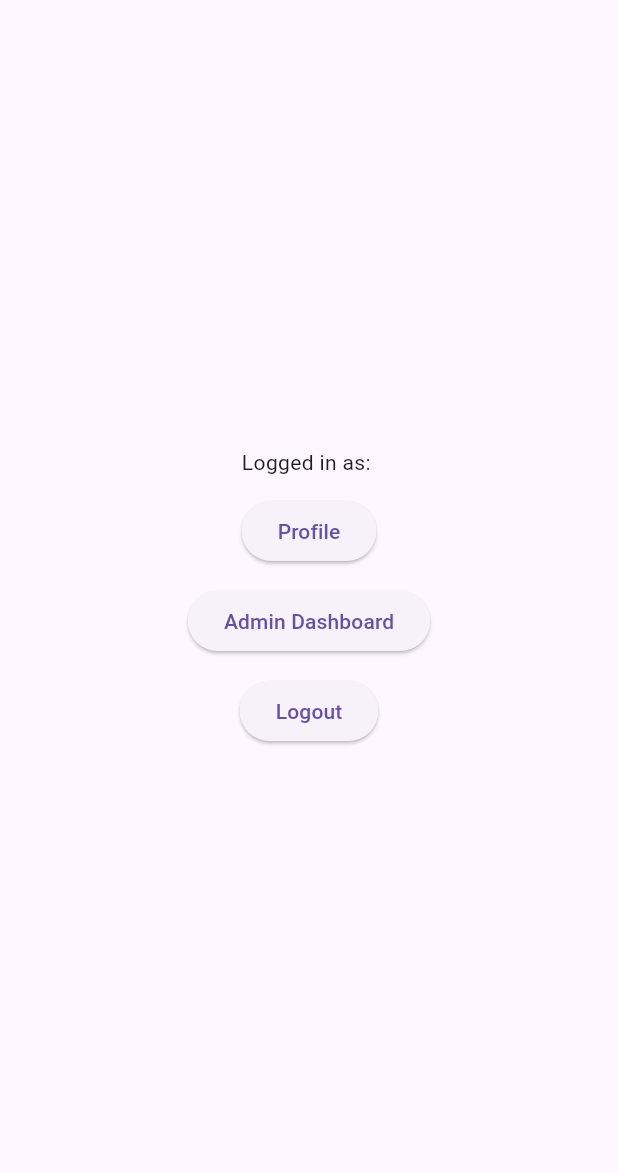
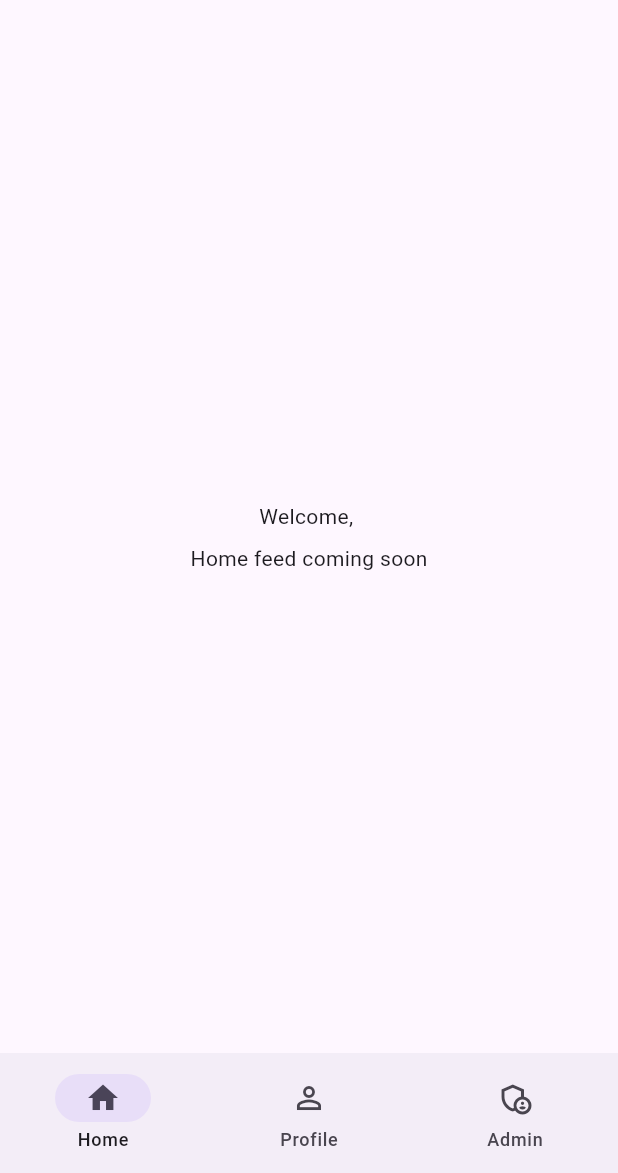
Before and after one commit to matheeshaW/swapwear, a Flutter app: the screen it shows once a user with an empty profile is signed in, on a phone screen of 412 x 824 dp, the part 63-1236 px from its top. Run offline on Flutter 3.47's test engine with Material 3 defaults, Android fonts, the phone set to English and light mode, and no system bars; our stand-ins replace cloud_firestore, firebase_auth, firebase_core, google_sign_in; accounts and stored records are empty.

Commit message:
clean UI

```diff
--- a/lib/main.dart
+++ b/lib/main.dart
@@ -6,6 +6,7 @@ import 'screens/signup_screen.dart';
 import 'services/profile_service.dart';
 import 'screens/profile_screen.dart';
 import 'screens/admin_dashboard.dart';
+import 'screens/home_scaffold.dart';
 
 void main() async {
   WidgetsFlutterBinding.ensureInitialized();
@@ -53,45 +54,8 @@ class AuthGate extends StatelessWidget {
 
         // Ensure Firestore profile exists for authenticated users
         ProfileService().ensureUserProfile(user: user);
-        return const HomePage();
+        return const HomeScaffold();
       },
     );
   }
 }
-
-class HomePage extends StatelessWidget {
-  const HomePage({super.key});
-
-  @override
-  Widget build(BuildContext context) {
-    final user = FirebaseAuth.instance.currentUser;
-    return Scaffold(
-      appBar: AppBar(title: const Text('SwapWear')),
-      body: Center(
-        child: Column(
-          mainAxisSize: MainAxisSize.min,
-          children: [
-            Text('Logged in as: ${user?.email ?? user?.uid ?? 'Unknown'}'),
-            const SizedBox(height: 12),
-            ElevatedButton(
-              onPressed: () => Navigator.of(context).pushNamed('/profile'),
-              child: const Text('Profile'),
-            ),
-            const SizedBox(height: 12),
-            ElevatedButton(
-              onPressed: () => Navigator.of(context).pushNamed('/admin'),
-              child: const Text('Admin Dashboard'),
-            ),
-            const SizedBox(height: 12),
-            ElevatedButton(
-              onPressed: () async {
-                await FirebaseAuth.instance.signOut();
-              },
-              child: const Text('Logout'),
-            ),
-          ],
-        ),
-      ),
-    );
-  }
-}
--- /dev/null
+++ b/lib/screens/home_scaffold.dart
@@ -0,0 +1,119 @@
+import 'package:flutter/material.dart';
+import 'package:firebase_auth/firebase_auth.dart';
+import '../services/admin_service.dart';
+import 'profile_screen.dart';
+import 'admin_dashboard.dart';
+
+class HomeScaffold extends StatefulWidget {
+  const HomeScaffold({super.key});
+
+  @override
+  State<HomeScaffold> createState() => _HomeScaffoldState();
+}
+
+class _HomeScaffoldState extends State<HomeScaffold> {
+  int _currentIndex = 0;
+  bool _isAdmin = false;
+  bool _loading = true;
+
+  @override
+  void initState() {
+    super.initState();
+    _loadAdmin();
+  }
+
+  Future<void> _loadAdmin() async {
+    final uid = FirebaseAuth.instance.currentUser?.uid;
+    if (uid == null) {
+      setState(() {
+        _isAdmin = false;
+        _loading = false;
+      });
+      return;
+    }
+    final isAdmin = await AdminService().isAdmin(uid);
+    if (mounted) {
+      setState(() {
+        _isAdmin = isAdmin;
+        _loading = false;
+      });
+    }
+  }
+
+  @override
+  Widget build(BuildContext context) {
+    if (_loading) {
+      return const Scaffold(body: Center(child: CircularProgressIndicator()));
+    }
+
+    final pages = <Widget>[
+      const _HomePlaceholder(),
+      const ProfileScreen(),
+      if (_isAdmin) const AdminDashboard(),
+    ];
+
+    final items = <BottomNavigationBarItem>[
+      const BottomNavigationBarItem(
+        icon: Icon(Icons.home_outlined),
+        label: 'Home',
+      ),
+      const BottomNavigationBarItem(
+        icon: Icon(Icons.person_outline),
+        label: 'Profile',
+      ),
+      if (_isAdmin)
+        const BottomNavigationBarItem(
+          icon: Icon(Icons.admin_panel_settings_outlined),
+          label: 'Admin',
+        ),
+    ];
+
+    return Scaffold(
+      body: IndexedStack(index: _currentIndex, children: pages),
+      bottomNavigationBar: NavigationBar(
+        selectedIndex: _currentIndex,
+        onDestinationSelected: (i) => setState(() => _currentIndex = i),
+        destinations: [
+          const NavigationDestination(
+            icon: Icon(Icons.home_outlined),
+            selectedIcon: Icon(Icons.home),
+            label: 'Home',
+          ),
+          const NavigationDestination(
+            icon: Icon(Icons.person_outline),
+            selectedIcon: Icon(Icons.person),
+            label: 'Profile',
+          ),
+          if (_isAdmin)
+            const NavigationDestination(
+              icon: Icon(Icons.admin_panel_settings_outlined),
+              selectedIcon: Icon(Icons.admin_panel_settings),
+              label: 'Admin',
+            ),
+        ],
+      ),
+    );
+  }
+}
+
+class _HomePlaceholder extends StatelessWidget {
+  const _HomePlaceholder();
+
+  @override
+  Widget build(BuildContext context) {
+    final user = FirebaseAuth.instance.currentUser;
+    return Scaffold(
+      appBar: AppBar(title: const Text('SwapWear')),
+      body: Center(
+        child: Column(
+          mainAxisSize: MainAxisSize.min,
+          children: [
+            Text('Welcome, ${user?.email ?? user?.uid ?? 'User'}'),
+            const SizedBox(height: 8),
+            const Text('Home feed coming soon'),
+          ],
+        ),
+      ),
+    );
+  }
+}
--- a/lib/screens/profile_screen.dart
+++ b/lib/screens/profile_screen.dart
@@ -85,7 +85,20 @@ class _ProfileScreenState extends State<ProfileScreen> {
   @override
   Widget build(BuildContext context) {
     return Scaffold(
-      appBar: AppBar(title: const Text('Your Profile')),
+      appBar: AppBar(
+        title: const Text('Your Profile'),
+        actions: [
+          IconButton(
+            onPressed: _isLoading
+                ? null
+                : () async {
+                    await FirebaseAuth.instance.signOut();
+                  },
+            icon: const Icon(Icons.logout),
+            tooltip: 'Logout',
+          ),
+        ],
+      ),
       body: _isLoading
           ? const Center(child: CircularProgressIndicator())
           : SingleChildScrollView(
```
